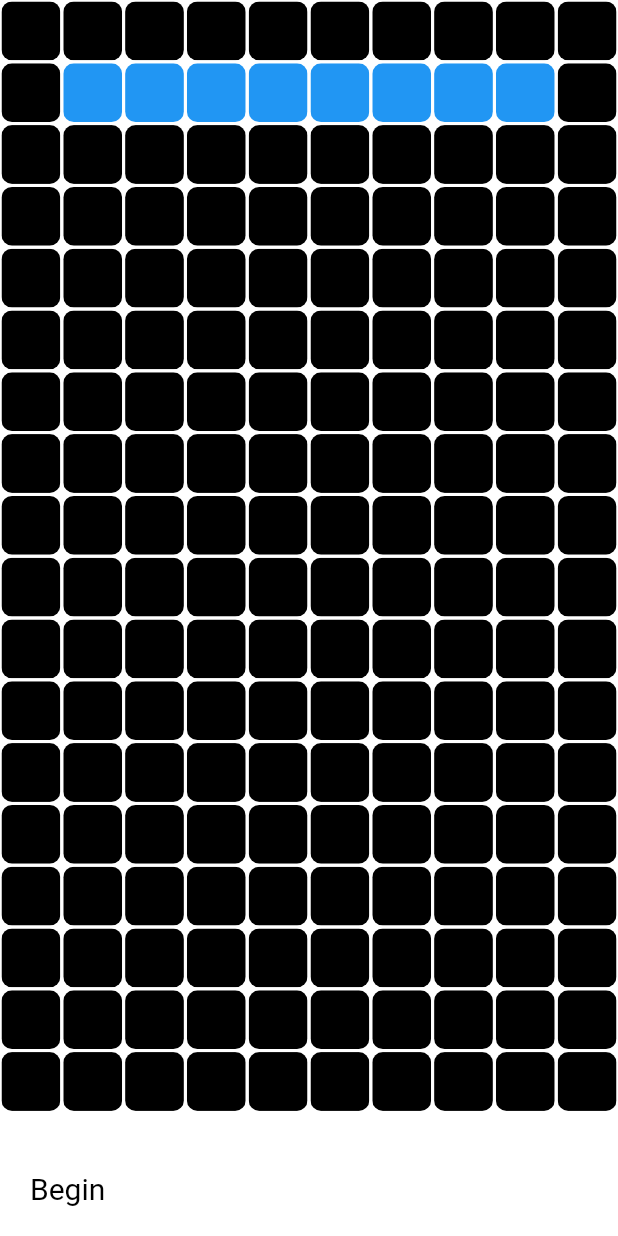
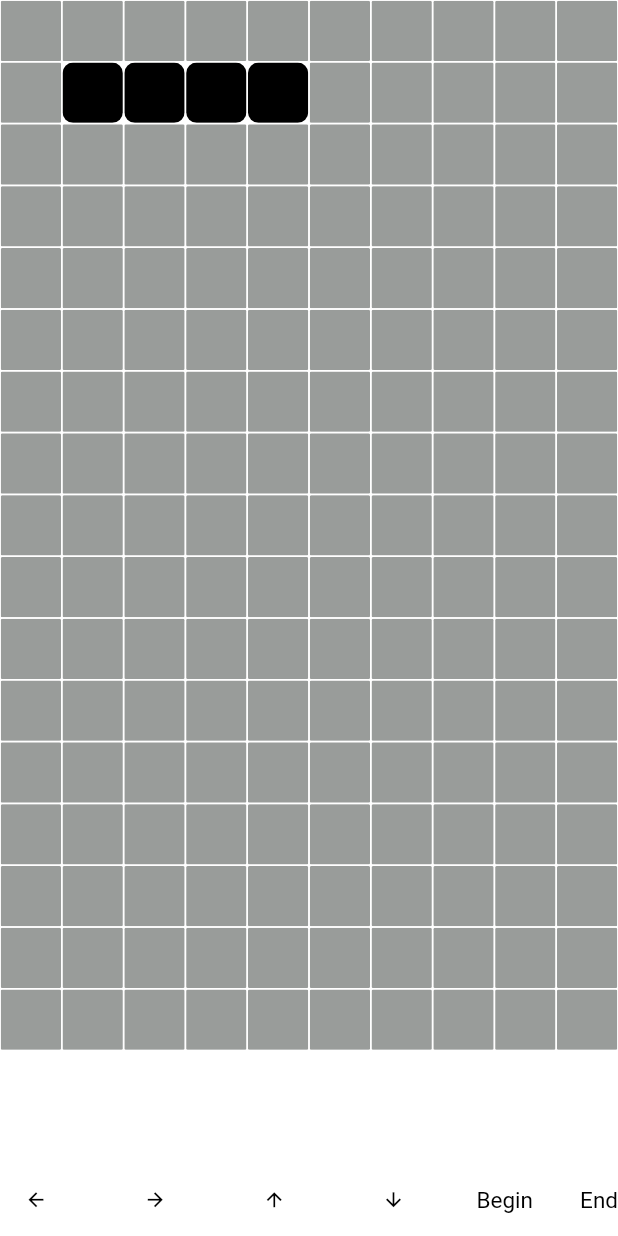
Before and after one commit to MichaelYogar/flutter-snake-game, a Flutter app: the screen it shows after launch, after a tap on "Begin", on a phone screen of 412 x 824 dp. Run offline on Flutter 3.47's test engine with Material 2 defaults, Android fonts, the phone set to English and light mode, and no system bars.

Commit message:
feat: snake grows and can move any direction

```diff
--- a/lib/main.dart
+++ b/lib/main.dart
@@ -23,7 +23,6 @@ class MyApp extends StatelessWidget {
   }
 }
 
-
 class MyHomePage extends StatefulWidget {
   MyHomePage({Key? key, required this.title}) : super(key: key);
 
@@ -33,75 +32,176 @@ class MyHomePage extends StatefulWidget {
   State<MyHomePage> createState() => _MyHomePageState();
 }
 
+enum Direction { up, down, left, right }
+
 class _MyHomePageState extends State<MyHomePage> {
   final Snake snake = Snake(positions: [11, 12, 13, 14]);
 
+  bool isStarted = false;
+
+  // Grid
+  final int gridSize = 170;
+  final rowSize = 10;
+
+  // Starting direction
+  Direction direction = Direction.right;
+
+  // Colours
+  Color backgroundColour = Colors.white;
+  Color gridColour = Color(0xff999c9a);
+  Color snakeColour = Colors.black;
+
+  // Snake grows every 500 milliseconds
   void begin() {
-    Timer.periodic(const Duration(milliseconds: 300), (Timer timer) {
+    Timer.periodic(const Duration(milliseconds: 500), (Timer timer) {
       setState(() {
+        changeDirection();
+        if (!isStarted) {
+          timer.cancel();
+        }
+      });
+    });
+  }
+
+  void end() {
+    setState(() {
+      isStarted = false;
+    });
+  }
+
+  void changeDirection() {
+    setState(() {
+      switch (direction) {
+        case Direction.up:
+          if (snake.positions.last < rowSize) {
+            snake.addTo(snake.positions.last - rowSize + gridSize);
+          } else {
+            snake.addTo(snake.positions.last - rowSize);
+          }
+          break;
+        case Direction.down:
+          if (snake.positions.last > gridSize - rowSize) {
+            snake.addTo(snake.positions.last + rowSize - gridSize);
+          } else {
+            snake.addTo(snake.positions.last + rowSize);
+          }
+          break;
+        case Direction.left:
+          if (snake.positions.last % rowSize == 0) {
+            snake.addTo(snake.positions.last - 1 + rowSize);
+          } else {
+            snake.addTo(snake.positions.last - 1);
+          }
+          break;
+        case Direction.right:
+          if ((snake.positions.last + 1) % rowSize == 0) {
+            snake.addTo(snake.positions.last + 1 - rowSize);
+          } else {
             snake.addTo(snake.positions.last + 1);
-      });
+          }
+          break;
+      }
     });
   }
 
   @override
   Widget build(BuildContext context) {
     return Scaffold(
-      backgroundColor: Colors.white,
-      body: Center(
-        child: Container(
+      backgroundColor: backgroundColour,
+      body: SizedBox(
         child: Column(
           children: <Widget>[
             Expanded(
               child: GridView.builder(
-                    itemCount: 180,
+                  itemCount: gridSize,
                   physics: const NeverScrollableScrollPhysics(),
-                    gridDelegate:
-                        const SliverGridDelegateWithFixedCrossAxisCount(
-                      crossAxisCount: 10,
+                  gridDelegate: SliverGridDelegateWithFixedCrossAxisCount(
+                    crossAxisCount: rowSize,
                   ),
                   itemBuilder: (BuildContext context, int index) {
                     if (snake.positions.contains(index)) {
                       return Container(
-                          padding: const EdgeInsets.all(1),
+                        padding: const EdgeInsets.all(0.5),
                         child: ClipRRect(
                           borderRadius: BorderRadius.circular(7),
-                            child: Container(color: Colors.blue),
+                          child: Container(color: snakeColour),
                         ),
                       );
                     }
                     return Container(
-                        padding: const EdgeInsets.all(1),
+                      padding: const EdgeInsets.all(0.5),
                       child: ClipRRect(
-                          borderRadius: BorderRadius.circular(7),
-                          child: Container(color: Colors.black),
+                        borderRadius: BorderRadius.circular(1),
+                        child: Container(color: gridColour),
                       ),
                     );
                   }),
             ),
-              Padding(
-                padding: const EdgeInsets.only(
-                    bottom: 20.0, left: 20.0, right: 20.0),
-                child: Row(
+            Row(
               mainAxisAlignment: MainAxisAlignment.spaceBetween,
               children: <Widget>[
+                IconButton(
+                  icon: const Icon(Icons.arrow_back),
+                  color: Colors.black,
+                  iconSize: 15,
+                  onPressed: () {
+                    direction = Direction.left;
+                  },
+                ),
+                IconButton(
+                  icon: const Icon(Icons.arrow_forward),
+                  color: Colors.black,
+                  iconSize: 15,
+                  onPressed: () {
+                    direction = Direction.right;
+                  },
+                ),
+                IconButton(
+                  icon: const Icon(Icons.arrow_upward),
+                  color: Colors.black,
+                  iconSize: 15,
+                  onPressed: () {
+                    direction = Direction.up;
+                  },
+                ),
+                IconButton(
+                  icon: const Icon(Icons.arrow_downward),
+                  color: Colors.black,
+                  iconSize: 15,
+                  onPressed: () {
+                    direction = Direction.down;
+                  },
+                ),
                 GestureDetector(
                   onTap: () {
                     begin();
+                    setState(() {
+                      isStarted = true;
+                    });
                   },
-                      child: Text(
+                  child: const Text(
                     'Begin',
                     style: TextStyle(
                       color: Colors.black,
-                          fontSize: 20,
+                      fontSize: 15,
+                    ),
+                  ),
+                ),
+                GestureDetector(
+                  onTap: () {
+                    end();
+                  },
+                  child: const Text(
+                    'End',
+                    style: TextStyle(
+                      color: Colors.black,
+                      fontSize: 15,
                     ),
                   ),
                 ),
               ],
-                ),
             )
           ],
-          ),
         ),
       ),
     );
```
Lines whose indentation alone changed are shown as unchanged.
